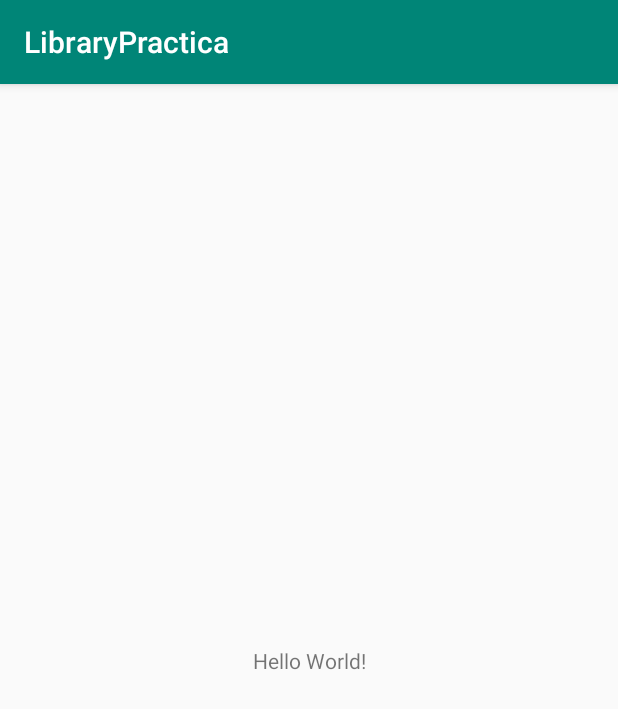
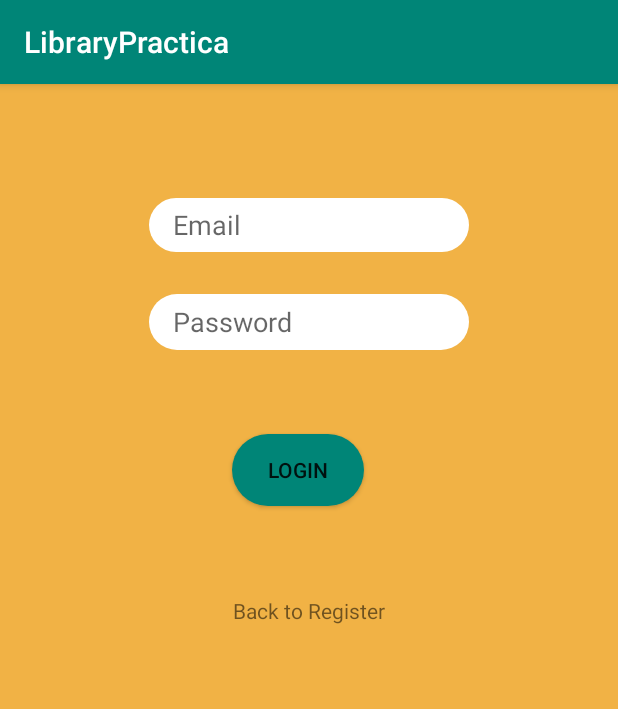
Before and after one commit to ESDEFRANC/LibraryPractica, an Android app: the screen it shows after launch (MainActivity), on a phone screen of 412 x 824 dp. Shown: the top 709 px of the screen. Run offline under Robolectric (Android 15) with nearby library versions, the phone set to English and light mode, and no system bars.

Commit message:
Fragment Login and Register correctly imlemented in MainActivity as well as their communication between each other

```diff
--- a/app/src/main/java/com/example/librarypractica/LoginFragment.kt
+++ b/app/src/main/java/com/example/librarypractica/LoginFragment.kt
@@ -1,11 +1,13 @@
 package com.example.librarypractica
 
 
+import android.content.Context
 import android.os.Bundle
 import android.support.v4.app.Fragment
 import android.view.LayoutInflater
 import android.view.View
 import android.view.ViewGroup
+import kotlinx.android.synthetic.main.fragment_login.*
 
 
 // TODO: Rename parameter arguments, choose names that match
@@ -19,6 +21,17 @@ private const val ARG_PARAM2 = "param2"
  */
 class LoginFragment : Fragment() {
 
+    interface OnButtonLoginPressedListener {
+
+    }
+
+    interface OnTextRegistredPressedListener {
+        fun onRegistredPressed(username:String)
+
+    }
+
+    private lateinit var registerListener: OnTextRegistredPressedListener
+
     override fun onCreateView(
         inflater: LayoutInflater, container: ViewGroup?,
         savedInstanceState: Bundle?
@@ -27,5 +40,17 @@ class LoginFragment : Fragment() {
         return inflater.inflate(R.layout.fragment_login, container, false)
     }
 
+    override fun onActivityCreated(savedInstanceState: Bundle?) {
+        super.onActivityCreated(savedInstanceState)
+        backToRegister.setOnClickListener {
+            registerListener.onRegistredPressed(Email.text.toString())
+        }
+
+    }
+
+    override fun onAttach(context: Context?) {
+        super.onAttach(context)
+        registerListener = activity as OnTextRegistredPressedListener
+    }
 
 }
--- a/app/src/main/java/com/example/librarypractica/MainActivity.kt
+++ b/app/src/main/java/com/example/librarypractica/MainActivity.kt
@@ -3,11 +3,23 @@ package com.example.librarypractica
 import android.support.v7.app.AppCompatActivity
 import android.os.Bundle
 
-class  MainActivity : AppCompatActivity() {
+class  MainActivity : AppCompatActivity(), LoginFragment.OnTextRegistredPressedListener{
+
+    override fun onRegistredPressed(username: String) {
+        val fragmentRegister = RegisterFragment.newInstance(username)
+        supportFragmentManager.beginTransaction().
+            replace(R.id.main_container, fragmentRegister).
+            addToBackStack(null).
+            commit()
+    }
 
     override fun onCreate(savedInstanceState: Bundle?) {
         super.onCreate(savedInstanceState)
         setContentView(R.layout.activity_main)
+        val fragmentLogin = LoginFragment()
+        supportFragmentManager.beginTransaction().
+            replace(R.id.main_container,fragmentLogin).
+            commit()
     }
 
 
--- a/app/src/main/res/layout/activity_main.xml
+++ b/app/src/main/res/layout/activity_main.xml
@@ -1,19 +1,10 @@
 <?xml version="1.0" encoding="utf-8"?>
-<android.support.constraint.ConstraintLayout
+<FrameLayout
         xmlns:android="http://schemas.android.com/apk/res/android"
         xmlns:tools="http://schemas.android.com/tools"
-        xmlns:app="http://schemas.android.com/apk/res-auto"
         android:layout_width="match_parent"
         android:layout_height="match_parent"
-        tools:context=".MainActivity">
+        tools:context=".MainActivity"
+        android:id="@+id/main_container">
 
-    <TextView
-            android:layout_width="wrap_content"
-            android:layout_height="wrap_content"
-            android:text="Hello World!"
-            app:layout_constraintBottom_toBottomOf="parent"
-            app:layout_constraintLeft_toLeftOf="parent"
-            app:layout_constraintRight_toRightOf="parent"
-            app:layout_constraintTop_toTopOf="parent"/>
-
-</android.support.constraint.ConstraintLayout>
+</FrameLayout>
--- a/build.gradle
+++ b/build.gradle
@@ -8,7 +8,7 @@ buildscript {
 
     }
     dependencies {
-        classpath 'com.android.tools.build:gradle:3.3.1'
+        classpath 'com.android.tools.build:gradle:3.3.2'
         classpath "org.jetbrains.kotlin:kotlin-gradle-plugin:$kotlin_version"
         // NOTE: Do not place your application dependencies here; they belong
         // in the individual module build.gradle files
```
Also changed, not shown: app/src/main/java/com/example/librarypractica/RegisterFragment.kt (+26 -0 lines).
